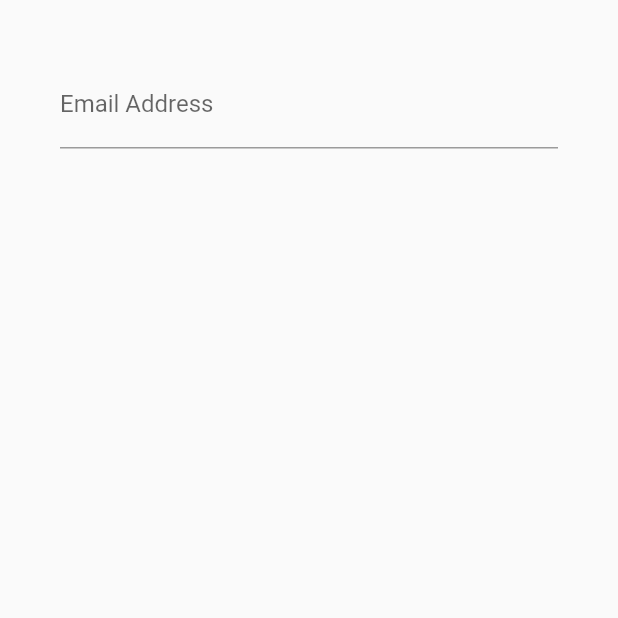
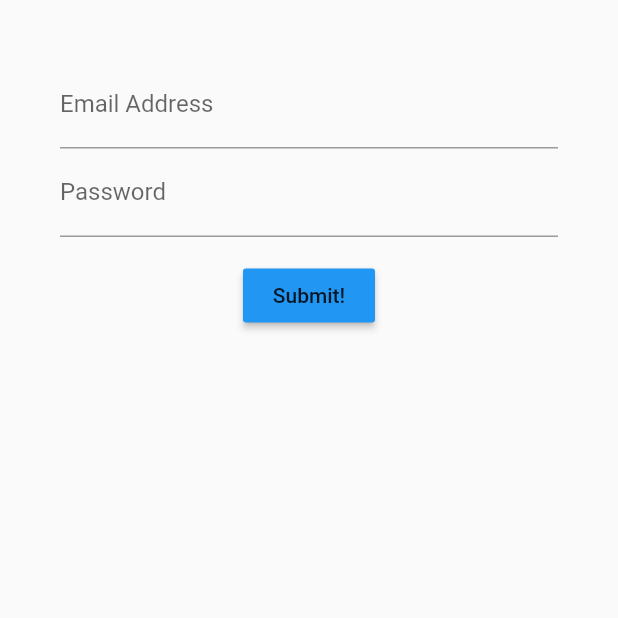
Before and after one commit to maria-robobug/flutter, a Flutter app: the screen it shows after launch, on a phone screen of 412 x 824 dp, the top half of it. Run offline on Flutter 3.47's test engine with Material 2 defaults, Android fonts, the phone set to English and light mode, and no system bars.

Commit message:
Added password field and submit button

```diff
--- a/login_stateful/lib/src/app.dart
+++ b/login_stateful/lib/src/app.dart
@@ -1,5 +1,5 @@
 import 'package:flutter/material.dart';
-import 'screens/login_screen.dart';
+import 'screens/login.dart';
 
 class App extends StatelessWidget {
   Widget build(context) {
--- a/login_stateful/lib/src/screens/login_screen.dart
+++ b/login_stateful/lib/src/screens/login.dart
@@ -16,8 +16,9 @@ class LoginScreenState extends State<LoginScreen> {
           child: Column(
         children: [
           emailField(),
-          // passwordField(),
-          // submitButton(),
+          passwordField(),
+          Container(margin: EdgeInsets.only(top: 15.0)),
+          submitButton(),
         ],
       )),
     );
@@ -25,6 +26,7 @@ class LoginScreenState extends State<LoginScreen> {
 
   Widget emailField() {
     return TextFormField(
+      keyboardType: TextInputType.emailAddress,
       decoration: InputDecoration(
         labelText: 'Email Address',
         hintText: 'you@example.com',
@@ -32,7 +34,21 @@ class LoginScreenState extends State<LoginScreen> {
     );
   }
 
-  Widget passwordField() {}
+  Widget passwordField() {
+    return TextFormField(
+      obscureText: true,
+      decoration: InputDecoration(
+        labelText: 'Password',
+        hintText: 'password',
+      ),
+    );
+  }
 
-  Widget submitButton() {}
+  Widget submitButton() {
+    return RaisedButton(
+      color: Colors.blue,
+      child: Text('Submit!'),
+      onPressed: () {},
+    );
+  }
 }
```
